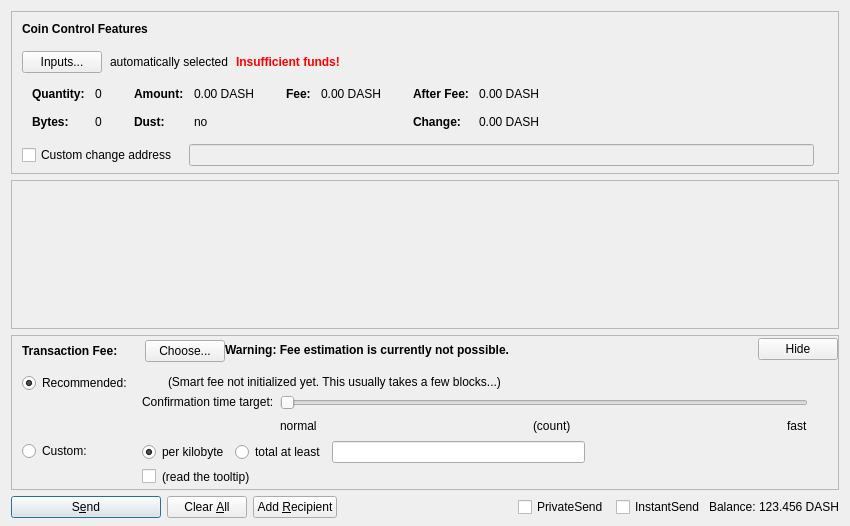
Above: src/qt/forms/sendcoinsdialog.ui from BCashTeam/bcashtestnet before the change. Below: the same form after it.
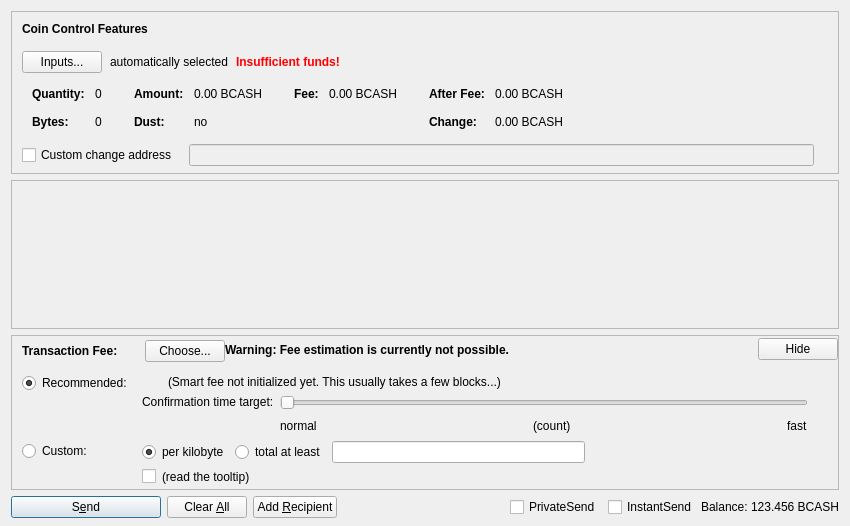
That is the form after the change. Custom widgets are drawn as their Qt base class.

```diff
--- a/src/qt/forms/sendcoinsdialog.ui
+++ b/src/qt/forms/sendcoinsdialog.ui
@@ -324,7 +324,7 @@
                   <enum>Qt::ActionsContextMenu</enum>
                  </property>
                  <property name="text">
-                  <string notr="true">0.00 DASH</string>
+                  <string notr="true">0.00 BCASH</string>
                  </property>
                  <property name="textInteractionFlags">
                   <set>Qt::LinksAccessibleByMouse|Qt::TextSelectableByKeyboard|Qt::TextSelectableByMouse</set>
@@ -404,7 +404,7 @@
                   <enum>Qt::ActionsContextMenu</enum>
                  </property>
                  <property name="text">
-                  <string notr="true">0.00 DASH</string>
+                  <string notr="true">0.00 BCASH</string>
                  </property>
                  <property name="textInteractionFlags">
                   <set>Qt::LinksAccessibleByMouse|Qt::TextSelectableByKeyboard|Qt::TextSelectableByMouse</set>
@@ -455,7 +455,7 @@
                   <enum>Qt::ActionsContextMenu</enum>
                  </property>
                  <property name="text">
-                  <string notr="true">0.00 DASH</string>
+                  <string notr="true">0.00 BCASH</string>
                  </property>
                  <property name="textInteractionFlags">
                   <set>Qt::LinksAccessibleByMouse|Qt::TextSelectableByKeyboard|Qt::TextSelectableByMouse</set>
@@ -484,7 +484,7 @@
                   <enum>Qt::ActionsContextMenu</enum>
                  </property>
                  <property name="text">
-                  <string notr="true">0.00 DASH</string>
+                  <string notr="true">0.00 BCASH</string>
                  </property>
                  <property name="textInteractionFlags">
                   <set>Qt::LinksAccessibleByMouse|Qt::TextSelectableByKeyboard|Qt::TextSelectableByMouse</set>
@@ -1326,7 +1326,7 @@
           <cursorShape>IBeamCursor</cursorShape>
          </property>
          <property name="text">
-          <string notr="true">123.456 DASH</string>
+          <string notr="true">123.456 BCASH</string>
          </property>
          <property name="textInteractionFlags">
           <set>Qt::LinksAccessibleByMouse|Qt::TextSelectableByKeyboard|Qt::TextSelectableByMouse</set>
```
